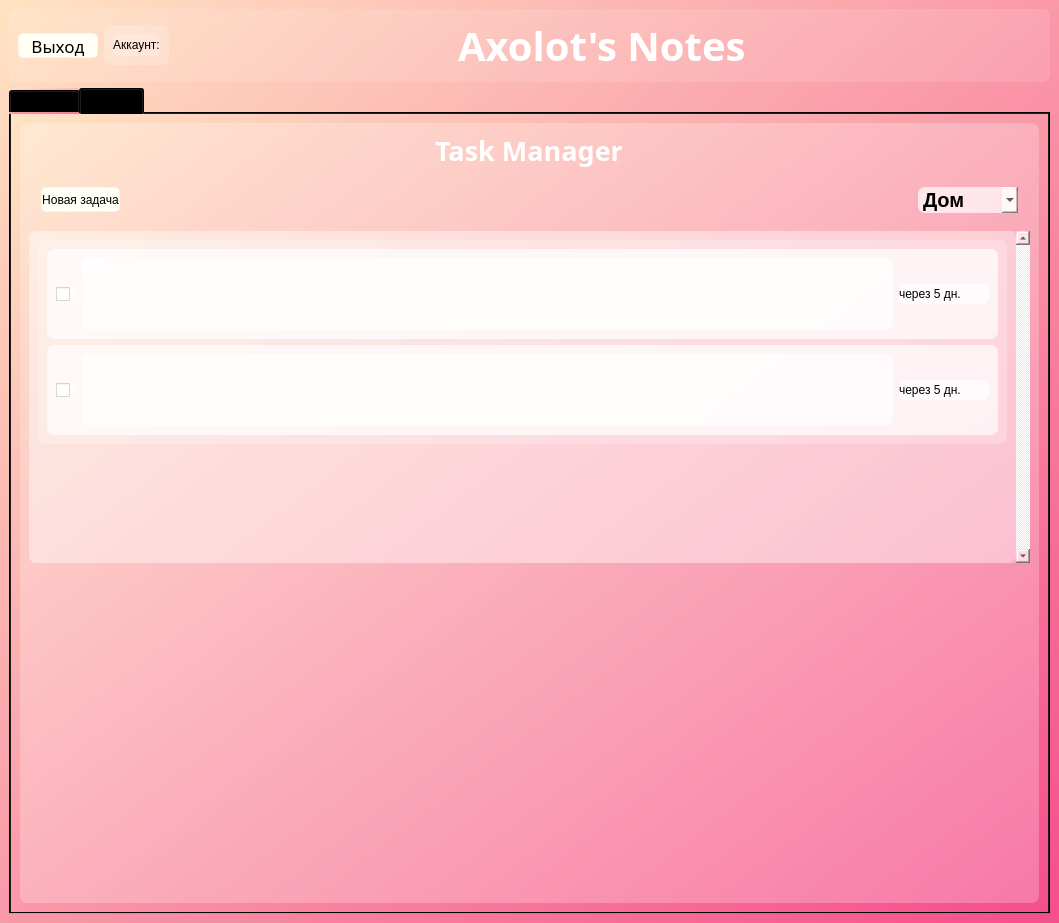
This is Interface_files/MainWNotes.ui in Ephirious/Notes-TaskManager as Qt 5 draws it before an edit. The edited form follows.
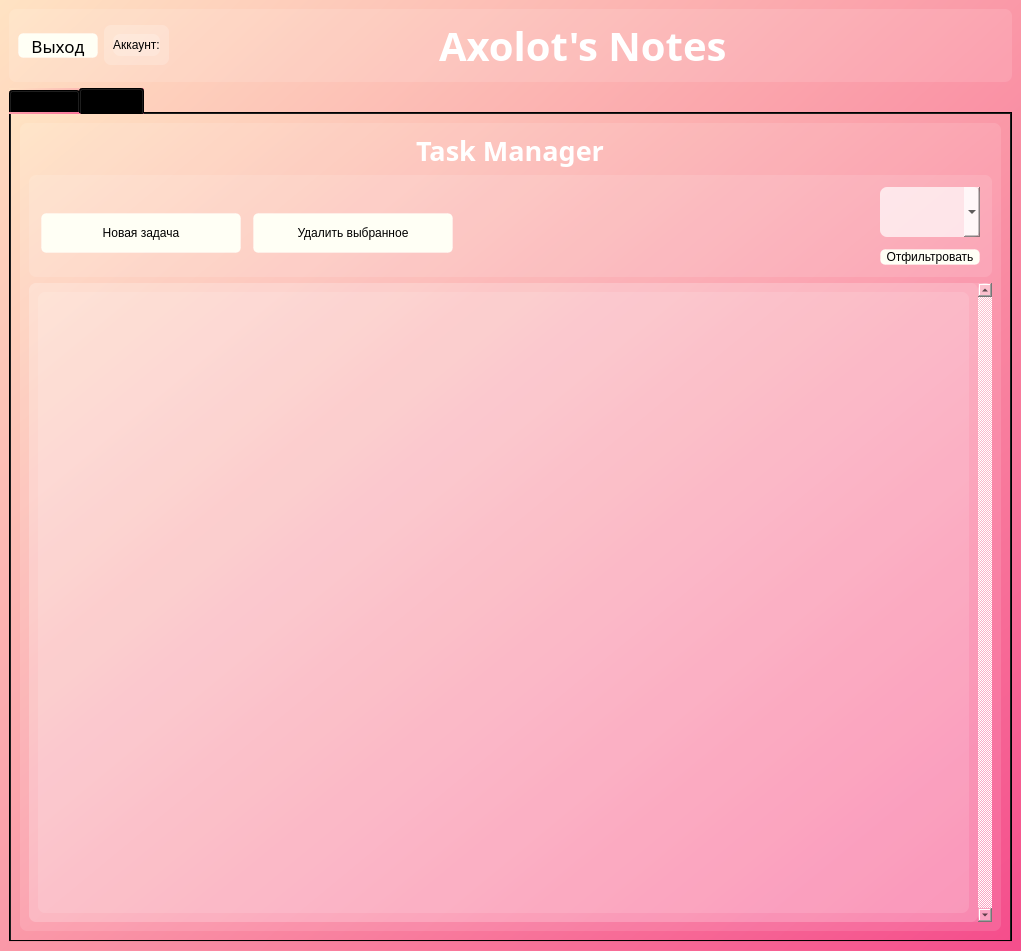
This is the edited form. The open tabs and pages were chosen to show the change. Icons and pictures are not drawn.

Patch:
```diff
--- a/Interface_files/MainWNotes.ui
+++ b/Interface_files/MainWNotes.ui
@@ -6,8 +6,8 @@
    <rect>
     <x>0</x>
     <y>0</y>
-    <width>1059</width>
-    <height>923</height>
+    <width>1021</width>
+    <height>951</height>
    </rect>
   </property>
   <property name="windowTitle">
@@ -25,7 +25,7 @@
    <bool>false</bool>
   </property>
   <widget class="QWidget" name="centralwidget">
-   <layout class="QGridLayout" name="gridLayout">
+   <layout class="QGridLayout" name="gridLayout_2">
     <item row="0" column="0">
      <widget class="QFrame" name="frame1">
       <property name="styleSheet">
@@ -129,7 +129,7 @@
          </property>
         </spacer>
        </item>
-       <item>
+       <item alignment="Qt::AlignmentFlag::AlignHCenter">
         <widget class="QLabel" name="label">
          <property name="sizePolicy">
           <sizepolicy hsizetype="Fixed" vsizetype="Fixed">
@@ -763,7 +763,7 @@
         <item>
          <widget class="QFrame" name="frame_2">
           <property name="styleSheet">
-           <string notr="true">background-color: rgba(255, 255, 255, 60);
+           <string notr="true">background-color: rgba(255, 255, 255, 30);
 border-radius: 7px;</string>
           </property>
           <property name="frameShape">
@@ -772,7 +772,7 @@
           <property name="frameShadow">
            <enum>QFrame::Shadow::Raised</enum>
           </property>
-          <layout class="QVBoxLayout" name="verticalLayout_6">
+          <layout class="QVBoxLayout" name="verticalLayout_8">
            <item alignment="Qt::AlignmentFlag::AlignHCenter">
             <widget class="QLabel" name="label_taskmanager">
              <property name="maximumSize">
@@ -803,9 +803,10 @@
             </widget>
            </item>
            <item>
+            <widget class="QFrame" name="frame_5">
             <layout class="QHBoxLayout" name="horizontalLayout_9">
              <property name="spacing">
-              <number>0</number>
+               <number>12</number>
              </property>
              <property name="leftMargin">
               <number>12</number>
@@ -821,6 +822,12 @@
              </property>
              <item>
               <widget class="QPushButton" name="btn_add_task">
+                <property name="minimumSize">
+                 <size>
+                  <width>200</width>
+                  <height>40</height>
+                 </size>
+                </property>
                <property name="maximumSize">
                 <size>
                  <width>200</width>
@@ -858,6 +865,51 @@
                </property>
               </widget>
              </item>
+              <item>
+               <widget class="QPushButton" name="btn_delete_task">
+                <property name="minimumSize">
+                 <size>
+                  <width>200</width>
+                  <height>40</height>
+                 </size>
+                </property>
+                <property name="maximumSize">
+                 <size>
+                  <width>200</width>
+                  <height>25</height>
+                 </size>
+                </property>
+                <property name="styleSheet">
+                 <string notr="true">QPushButton {
+background-color: rgb(255, 255, 245);
+border: 1px solid rgba(255, 255, 255, 70);
+border-radius: 5px;
+font: 13pt &quot;Sitka&quot;;
+color: black;
+}
+QPushButton:hover {
+background-color: rgb(222, 222, 213);
+}
+
+QPushButton:pressed {
+background-color: rgb(255, 255, 245);
+}</string>
+                </property>
+                <property name="text">
+                 <string>Удалить выбранное</string>
+                </property>
+                <property name="icon">
+                 <iconset resource="res.qrc">
+                  <normaloff>:/icons/icons/scan_delete_FILL0_wght400_GRAD0_opsz24.svg</normaloff>:/icons/icons/scan_delete_FILL0_wght400_GRAD0_opsz24.svg</iconset>
+                </property>
+                <property name="iconSize">
+                 <size>
+                  <width>16</width>
+                  <height>16</height>
+                 </size>
+                </property>
+               </widget>
+              </item>
              <item>
               <spacer name="horizontalSpacer_4">
                <property name="orientation">
@@ -872,17 +924,19 @@
               </spacer>
              </item>
              <item>
-              <widget class="QComboBox" name="tagsBox">
+               <layout class="QVBoxLayout" name="verticalLayout_6">
+                <item>
+                 <widget class="QComboBox" name="comboBoxTags">
                <property name="minimumSize">
                 <size>
                  <width>100</width>
-                 <height>0</height>
+                    <height>50</height>
                 </size>
                </property>
                <property name="maximumSize">
                 <size>
                  <width>300</width>
-                 <height>43</height>
+                    <height>50</height>
                 </size>
                </property>
                <property name="styleSheet">
@@ -893,31 +947,42 @@
 font-weight: bold;
 </string>
                </property>
-               <item>
-                <property name="text">
-                 <string>Дом</string>
-                </property>
+                 </widget>
                </item>
                <item>
-                <property name="text">
-                 <string>Работа</string>
-                </property>
-               </item>
-               <item>
+                 <widget class="QPushButton" name="btn_filterByTags">
+                  <property name="styleSheet">
+                   <string notr="true">QPushButton {
+background-color: rgb(255, 255, 245);
+border: 1px solid rgba(255, 255, 255, 70);
+border-radius: 5px;
+font: 13pt &quot;Sitka&quot;;
+color: black;
+}
+QPushButton:hover {
+background-color: rgb(222, 222, 213);
+}
+
+QPushButton:pressed {
+background-color: rgb(255, 255, 245);
+}</string>
+                  </property>
                 <property name="text">
-                 <string>Хобби</string>
-                </property>
-               </item>
+                   <string>Отфильтровать</string>
+                  </property>
               </widget>
              </item>
             </layout>
+              </item>
+             </layout>
+            </widget>
            </item>
            <item>
             <widget class="QScrollArea" name="scrollArea">
              <property name="maximumSize">
               <size>
                <width>16777215</width>
-               <height>400</height>
+               <height>16777215</height>
               </size>
              </property>
              <property name="verticalScrollBarPolicy">
@@ -934,131 +999,47 @@
                <rect>
                 <x>0</x>
                 <y>0</y>
-                <width>986</width>
-                <height>332</height>
+                <width>948</width>
+                <height>642</height>
                </rect>
               </property>
-              <layout class="QVBoxLayout" name="verticalLayout_4">
-               <item>
-                <widget class="QGroupBox" name="taskBox">
-                 <property name="title">
-                  <string/>
+              <property name="styleSheet">
+               <string notr="true"/>
                  </property>
                  <layout class="QVBoxLayout" name="verticalLayout_5">
                   <item>
-                   <widget class="QGroupBox" name="task_1">
-                    <property name="maximumSize">
-                     <size>
-                      <width>16777215</width>
-                      <height>90</height>
-                     </size>
+                <widget class="QFrame" name="frame_4">
+                 <property name="layoutDirection">
+                  <enum>Qt::LayoutDirection::LeftToRight</enum>
                     </property>
                     <property name="styleSheet">
-                     <string notr="true">background-color: rgba(255, 255, 255, 175);
-border-radius: 7px;</string>
-                    </property>
-                    <property name="title">
-                     <string/>
-                    </property>
-                    <layout class="QHBoxLayout" name="horizontalLayout_5">
-                     <item>
-                      <widget class="QCheckBox" name="checkBox_6">
-                       <property name="text">
-                        <string/>
-                       </property>
-                      </widget>
-                     </item>
-                     <item>
-                      <widget class="QTextBrowser" name="textBrowser">
-                       <property name="maximumSize">
-                        <size>
-                         <width>16777215</width>
-                         <height>90</height>
-                        </size>
-                       </property>
-                      </widget>
-                     </item>
-                     <item>
-                      <widget class="QLabel" name="label_4">
-                       <property name="minimumSize">
-                        <size>
-                         <width>90</width>
-                         <height>0</height>
-                        </size>
-                       </property>
-                       <property name="maximumSize">
-                        <size>
-                         <width>80</width>
-                         <height>20</height>
-                        </size>
-                       </property>
-                       <property name="text">
-                        <string>через 5 дн.</string>
-                       </property>
-                      </widget>
-                     </item>
-                    </layout>
-                   </widget>
-                  </item>
-                  <item>
-                   <widget class="QGroupBox" name="task_2">
-                    <property name="maximumSize">
-                     <size>
-                      <width>16777215</width>
-                      <height>90</height>
-                     </size>
-                    </property>
-                    <property name="styleSheet">
-                     <string notr="true">background-color: rgba(255, 255, 255, 175);
-border-radius: 7px;</string>
-                    </property>
-                    <property name="title">
-                     <string/>
-                    </property>
-                    <layout class="QHBoxLayout" name="horizontalLayout_7">
-                     <item>
-                      <widget class="QCheckBox" name="checkBox_8">
-                       <property name="text">
-                        <string/>
-                       </property>
-                      </widget>
-                     </item>
-                     <item>
-                      <widget class="QTextBrowser" name="textBrowser_3">
-                       <property name="maximumSize">
-                        <size>
-                         <width>16777215</width>
-                         <height>90</height>
-                        </size>
-                       </property>
-                      </widget>
-                     </item>
-                     <item>
-                      <widget class="QLabel" name="label_6">
-                       <property name="minimumSize">
-                        <size>
-                         <width>90</width>
-                         <height>0</height>
-                        </size>
-                       </property>
-                       <property name="maximumSize">
-                        <size>
-                         <width>80</width>
-                         <height>20</height>
-                        </size>
-                       </property>
-                       <property name="text">
-                        <string>через 5 дн.</string>
-                       </property>
-                      </widget>
-                     </item>
-                    </layout>
-                   </widget>
-                  </item>
-                 </layout>
-                </widget>
-               </item>
-               <item>
+                  <string notr="true">QGroupBox  {
+background-color: rgba(255, 255, 255, 60);
+border-radius: 7px;
+}
+QLabel {
+background-color: rgba(255, 255, 255, 80);
+border-radius: 7px;
+font: 15pt;
+font-weight: bold;
+}
+QTextBrowser {
+background-color: rgba(255, 255, 255, 150);
+border-radius: 7px;
+font: 15pt;
+}</string>
+                 </property>
+                 <property name="frameShape">
+                  <enum>QFrame::Shape::StyledPanel</enum>
+                 </property>
+                 <property name="frameShadow">
+                  <enum>QFrame::Shadow::Raised</enum>
+                 </property>
+                 <layout class="QGridLayout" name="gridLayout">
+                  <item row="2" column="0">
+                   <layout class="QVBoxLayout" name="verticalLayout_4"/>
+                  </item>
+                  <item row="3" column="0">
                 <spacer name="verticalSpacer_3">
                  <property name="orientation">
                   <enum>Qt::Orientation::Vertical</enum>
@@ -1073,20 +1054,10 @@
                </item>
               </layout>
              </widget>
-            </widget>
-           </item>
-           <item>
-            <spacer name="verticalSpacer_2">
-             <property name="orientation">
-              <enum>Qt::Orientation::Vertical</enum>
-             </property>
-             <property name="sizeHint" stdset="0">
-              <size>
-               <width>20</width>
-               <height>40</height>
-              </size>
-             </property>
-            </spacer>
+               </item>
+              </layout>
+             </widget>
+            </widget>
            </item>
           </layout>
          </widget>
```
Left out of the diff: 6 changed lines with no effect on the pictures. Lines whose indentation alone changed are shown as unchanged.
